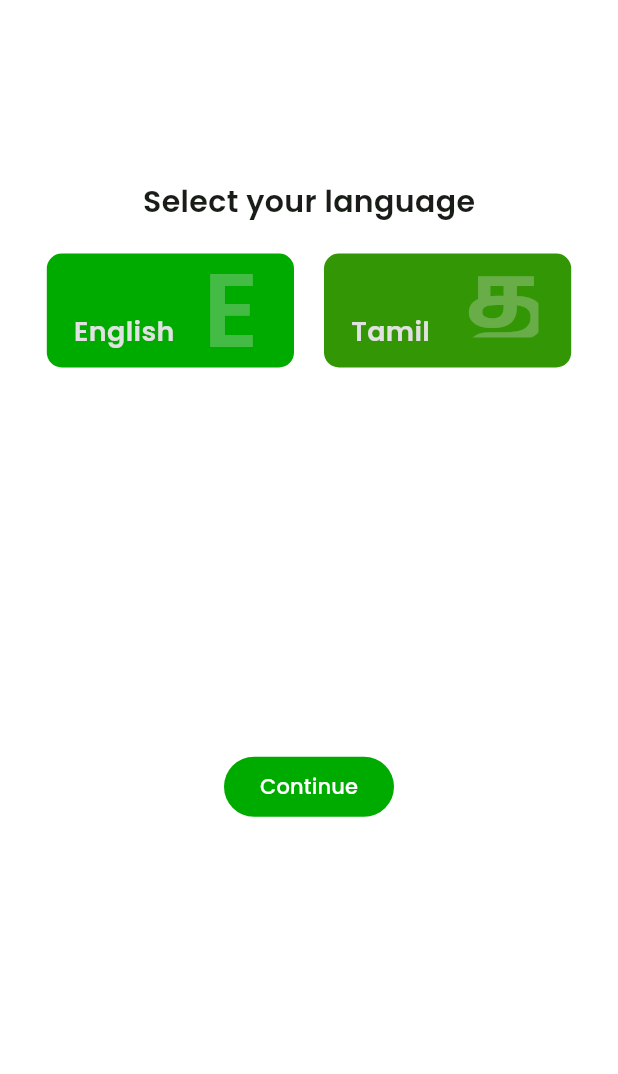
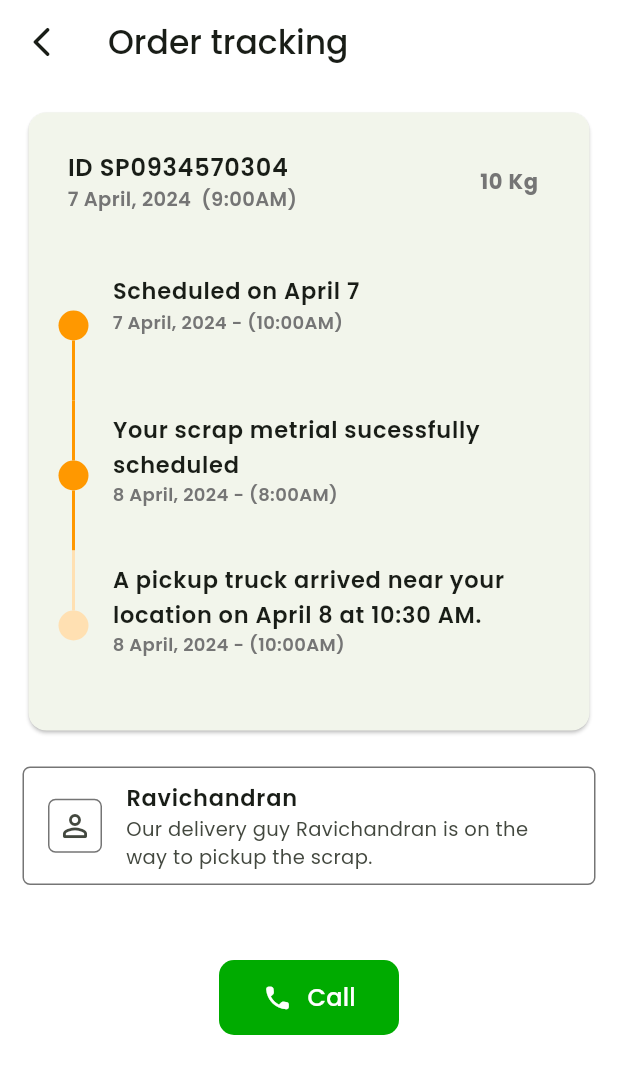
Before and after one commit to MiniCodedev/crapay_app, a Flutter app: the screen it shows after launch, on a phone screen of 412 x 824 dp. Shown: the top 1074 px of the screen. Run offline on Flutter 3.47's test engine with Material 3 defaults, Android fonts, the light colour scheme and no system bars; drawn by our look-alikes of timeline_tile; our stand-ins replace flutter_svg; missing offline and left inert: otp_pin_field; Roboto replaces fonts that are missing (Noto Sans Tamil).

Commit message:
orderPage

```diff
--- a/lib/core/theme/app_colors.dart
+++ b/lib/core/theme/app_colors.dart
@@ -4,4 +4,8 @@ class AppColors {
   static Color primaryColor = const Color(0xFF00AB00);
   static Color backgroundColor = const Color(0xffffffff);
   static Color greybackgroundColor = const Color.fromARGB(255, 244, 244, 244);
+  static Color greyColor = const Color.fromRGBO(117, 117, 117, 1);
+  static Color passedtimeLineTileColor = Colors.orange;
+  static Color unPassedtimeLineTileColor =
+      const Color.fromRGBO(255, 224, 178, 1);
 }
--- /dev/null
+++ b/lib/features/home/pages/order_tracking_page.dart
@@ -0,0 +1,114 @@
+import 'package:crapay_app/core/theme/app_colors.dart';
+import 'package:crapay_app/features/home/widgets/delivery_man_profile.dart';
+import 'package:crapay_app/features/home/widgets/icon_text_button.dart';
+import 'package:crapay_app/features/home/widgets/my_timeline_tile.dart';
+import 'package:flutter/material.dart';
+import 'package:timeline_tile/timeline_tile.dart';
+
+class OrderTrackingPage extends StatelessWidget {
+  const OrderTrackingPage({super.key});
+
+  @override
+  Widget build(BuildContext context) {
+    return Scaffold(
+      appBar: AppBar(
+        leading: IconButton(
+            onPressed: () {
+              Navigator.of(context).pop();
+            },
+            icon: const Icon(
+              Icons.arrow_back_ios_rounded,
+            )),
+        backgroundColor: Colors.white,
+        title: const Text("Order tracking",
+            style: TextStyle(fontWeight: FontWeight.w500)),
+      ),
+      body: Padding(
+        padding: const EdgeInsets.all(15.0),
+        child: Column(
+          children: [
+            Card(
+              child: Padding(
+                padding: const EdgeInsets.all(10.0),
+                child: Column(
+                  children: [
+                    ListTile(
+                      title: const Text(
+                        "ID SP0934570304",
+                        style: TextStyle(
+                          fontWeight: FontWeight.w600,
+                        ),
+                      ),
+                      subtitle: Text(
+                        "7 April, 2024  (9:00AM)",
+                        style: TextStyle(
+                          fontWeight: FontWeight.w600,
+                          color: AppColors.greyColor,
+                          fontSize: 13,
+                        ),
+                      ),
+                      trailing: Text(
+                        "10 Kg",
+                        style: TextStyle(
+                            color: AppColors.greyColor,
+                            fontSize: 14,
+                            fontWeight: FontWeight.bold),
+                      ),
+                    ),
+                    _timeLine(),
+                  ],
+                ),
+              ),
+            ),
+            const SizedBox(
+              height: 20,
+            ),
+            const DeliveryManProfile(
+              name: "Ravichandran",
+            ),
+            const SizedBox(
+              height: 50,
+            ),
+            IconTextButton(
+              onPressed: () {},
+              icon: Icons.call_rounded,
+              text: "Call",
+            )
+          ],
+        ),
+      ),
+    );
+  }
+
+  Widget _timeLine() {
+    return Container(
+      padding: const EdgeInsets.all(10),
+      child: const Column(
+        children: [
+          MyTimelineTile(
+            isFirst: true,
+            isLast: false,
+            isPassed: true,
+            text: "Scheduled on April 7",
+            subText: "7 April, 2024 - (10:00AM)",
+          ),
+          MyTimelineTile(
+            isFirst: false,
+            isLast: false,
+            isPassed: true,
+            text: "Your scrap metrial sucessfully scheduled",
+            subText: "8 April, 2024 - (8:00AM)",
+          ),
+          MyTimelineTile(
+            isFirst: false,
+            isLast: true,
+            isPassed: false,
+            text:
+                "A pickup truck arrived near your location on April 8 at 10:30 AM.",
+            subText: "8 April, 2024 - (10:00AM)",
+          )
+        ],
+      ),
+    );
+  }
+}
--- /dev/null
+++ b/lib/features/home/widgets/delivery_man_profile.dart
@@ -0,0 +1,38 @@
+import 'package:crapay_app/core/theme/app_colors.dart';
+import 'package:flutter/material.dart';
+
+class DeliveryManProfile extends StatelessWidget {
+  final String name;
+
+  const DeliveryManProfile({super.key, required this.name});
+
+  @override
+  Widget build(BuildContext context) {
+    return Container(
+      decoration: BoxDecoration(
+        borderRadius: BorderRadius.circular(5),
+        border: Border.all(
+          color: AppColors.greyColor,
+          width: 1,
+        ),
+      ),
+      child: ListTile(
+        leading: Container(
+          padding: const EdgeInsets.all(5),
+          decoration: BoxDecoration(
+            borderRadius: BorderRadius.circular(5),
+            border: Border.all(color: AppColors.greyColor, width: 1),
+          ),
+          child: const Icon(Icons.person_outline_rounded),
+        ),
+        title: Text(
+          name,
+          style: const TextStyle(fontSize: 15, fontWeight: FontWeight.w600),
+        ),
+        subtitle: Text(
+            "Our delivery guy $name is on the way to pickup the scrap.",
+            style: const TextStyle(fontSize: 13, fontWeight: FontWeight.w400)),
+      ),
+    );
+  }
+}
--- /dev/null
+++ b/lib/features/home/widgets/icon_text_button.dart
@@ -0,0 +1,43 @@
+import 'package:crapay_app/core/theme/app_colors.dart';
+import 'package:flutter/material.dart';
+
+class IconTextButton extends StatelessWidget {
+  final VoidCallback onPressed;
+  final String text;
+  final IconData icon;
+  const IconTextButton(
+      {super.key,
+      required this.onPressed,
+      required this.text,
+      required this.icon});
+
+  @override
+  Widget build(BuildContext context) {
+    return FilledButton(
+      onPressed: onPressed,
+      style: ButtonStyle(
+          fixedSize: const WidgetStatePropertyAll(Size(120, 50)),
+          backgroundColor: WidgetStatePropertyAll(AppColors.primaryColor),
+          shape: WidgetStatePropertyAll(
+              RoundedRectangleBorder(borderRadius: BorderRadius.circular(10)))),
+      child: Row(
+        crossAxisAlignment: CrossAxisAlignment.center,
+        mainAxisAlignment: MainAxisAlignment.center,
+        mainAxisSize: MainAxisSize.min,
+        children: [
+          Icon(
+            icon,
+            size: 20,
+          ),
+          const SizedBox(
+            width: 10,
+          ),
+          Text(
+            text,
+            style: const TextStyle(fontSize: 16),
+          ),
+        ],
+      ),
+    );
+  }
+}
--- /dev/null
+++ b/lib/features/home/widgets/my_timeline_tile.dart
@@ -0,0 +1,59 @@
+import 'package:crapay_app/core/theme/app_colors.dart';
+import 'package:flutter/material.dart';
+import 'package:timeline_tile/timeline_tile.dart';
+
+class MyTimelineTile extends StatelessWidget {
+  final bool isFirst;
+  final bool isPassed;
+  final bool isLast;
+  final String text;
+  final String subText;
+  const MyTimelineTile({
+    super.key,
+    required this.isFirst,
+    required this.isLast,
+    required this.isPassed,
+    required this.text,
+    required this.subText,
+  });
+
+  @override
+  Widget build(BuildContext context) {
+    return SizedBox(
+      height: 100,
+      child: TimelineTile(
+        isFirst: isFirst,
+        isLast: isLast,
+        indicatorStyle: IndicatorStyle(
+            width: 20,
+            color: isPassed
+                ? AppColors.passedtimeLineTileColor
+                : AppColors.unPassedtimeLineTileColor),
+        beforeLineStyle: LineStyle(
+            color: isPassed
+                ? AppColors.passedtimeLineTileColor
+                : AppColors.unPassedtimeLineTileColor,
+            thickness: 2),
+        afterLineStyle: LineStyle(
+          color: isPassed
+              ? AppColors.passedtimeLineTileColor
+              : AppColors.unPassedtimeLineTileColor,
+          thickness: 2,
+        ),
+        endChild: ListTile(
+          title: Text(
+            text,
+            style: const TextStyle(fontWeight: FontWeight.w600, fontSize: 15),
+          ),
+          subtitle: Text(
+            subText,
+            style: TextStyle(
+                fontSize: 12,
+                fontWeight: FontWeight.w600,
+                color: AppColors.greyColor),
+          ),
+        ),
+      ),
+    );
+  }
+}
--- a/lib/main.dart
+++ b/lib/main.dart
@@ -1,3 +1,4 @@
+import 'package:crapay_app/features/home/pages/order_tracking_page.dart';
 import 'package:crapay_app/features/init/pages/language_selection_page.dart';
 import 'package:flutter/material.dart';
 import 'core/theme/app_theme.dart';
@@ -13,7 +14,7 @@ class MyApp extends StatelessWidget {
   Widget build(BuildContext context) {
     return MaterialApp(
       debugShowCheckedModeBanner: false,
-      home: const LanguageSelectionPage(),
+      home: const OrderTrackingPage(),
       theme: AppTheme.lightTheme,
     );
   }
--- a/pubspec.yaml
+++ b/pubspec.yaml
@@ -34,6 +34,7 @@ dependencies:
   flutter_svg: ^2.0.13
   font_awesome_flutter: ^10.8.0
   otp_pin_field: ^1.3.1
+  timeline_tile: ^2.0.0
 
 dev_dependencies:
   flutter_lints: ^4.0.0
```
Also changed, not shown: lib/features/home/pages/manage_bookings_page.dart (+31 -128 lines), lib/features/home/widgets/booking_activity.dart (added, +70 -0 lines), lib/features/home/widgets/cancelled_activity.dart (added, +48 -0 lines), lib/features/home/widgets/finished_activity.dart (added, +58 -0 lines), pubspec.lock.
